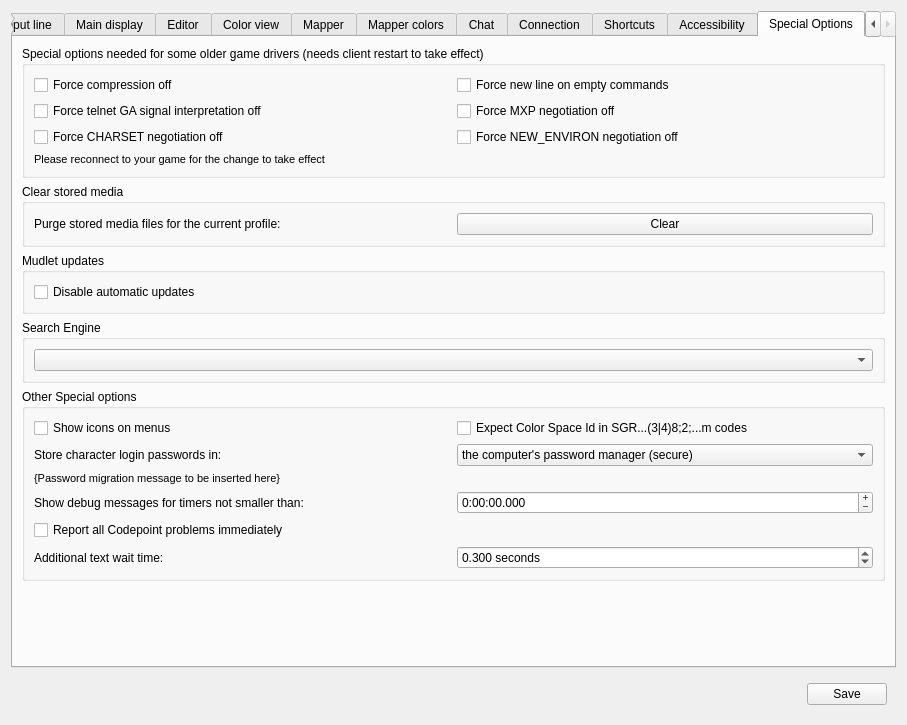
Old version of the form src/ui/profile_preferences.ui in the repository ThalynLabs/Mudlet.
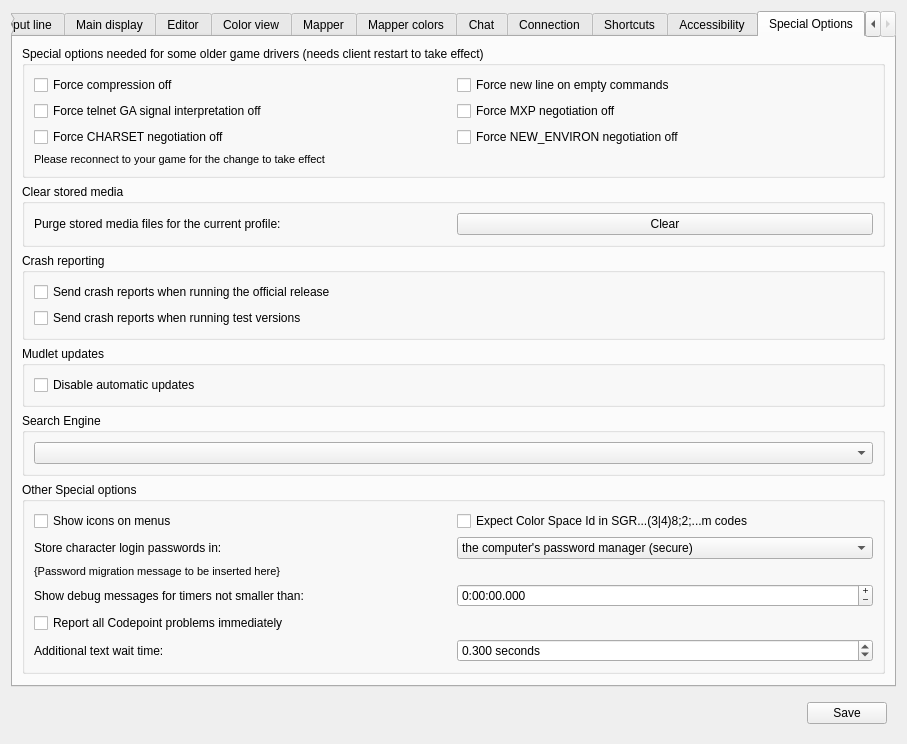
New version of the form. The open tabs and pages were chosen to show the change. Icons and pictures are not drawn. Custom widgets are drawn as their Qt base class.

The edit to the form file:
```diff
--- a/src/ui/profile_preferences.ui
+++ b/src/ui/profile_preferences.ui
@@ -4000,6 +4000,29 @@
          </layout>
         </widget>
        </item>
+       <item>
+        <widget class="QGroupBox" name="groupBox">
+         <property name="title">
+          <string>Crash reporting</string>
+         </property>
+         <layout class="QVBoxLayout" name="verticalLayout_2">
+          <item>
+           <widget class="QCheckBox" name="checkBox_crashreportsOfficial">
+            <property name="text">
+             <string>Send crash reports when running the official release</string>
+            </property>
+           </widget>
+          </item>
+          <item>
+           <widget class="QCheckBox" name="checkBox_crashreportsTesting">
+            <property name="text">
+             <string>Send crash reports when running test versions</string>
+            </property>
+           </widget>
+          </item>
+         </layout>
+        </widget>
+       </item>
        <item>
         <widget class="QGroupBox" name="groupBox_updates">
          <property name="title">
```
Left out of the diff: 208 changed lines with no effect on the pictures.
